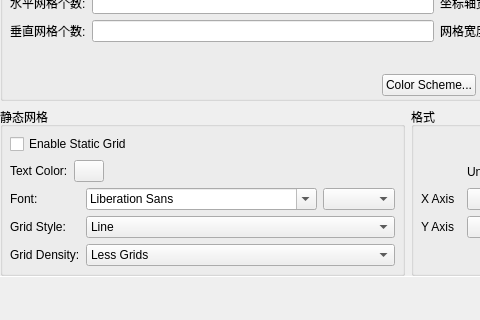
23wwwtt/plotxy, file PlotManager.ui: the form before one commit; both pictures show x 273 to 753 and y 444 to 764 of the 1259 by 764 pixel window.
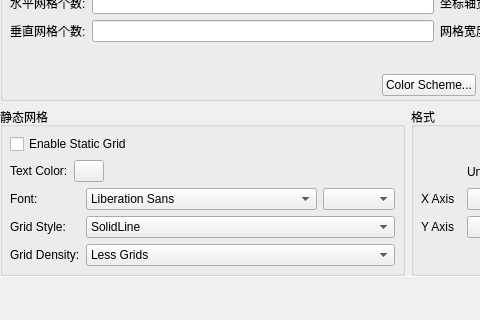
The form after the commit. The open tabs and pages were chosen to show the change. Custom widgets are drawn as their Qt base class.

Diff of the .ui file:
```diff
--- a/PlotManager.ui
+++ b/PlotManager.ui
@@ -1118,7 +1118,11 @@
                  </widget>
                 </item>
                 <item row="0" column="1">
-                 <widget class="QFontComboBox" name="fontComboBox_3"/>
+                 <widget class="QFontComboBox" name="fontComboBox_3">
+                  <property name="editable">
+                   <bool>false</bool>
+                  </property>
+                 </widget>
                 </item>
                 <item row="2" column="1" colspan="2">
                  <widget class="QComboBox" name="comboBox_3">
@@ -1146,7 +1150,7 @@
                  <widget class="QComboBox" name="comboBox_2">
                   <item>
                    <property name="text">
-                    <string>Line</string>
+                    <string>SolidLine</string>
                    </property>
                   </item>
                   <item>
```
Left out of the diff: 17 changed lines with no effect on the pictures.
